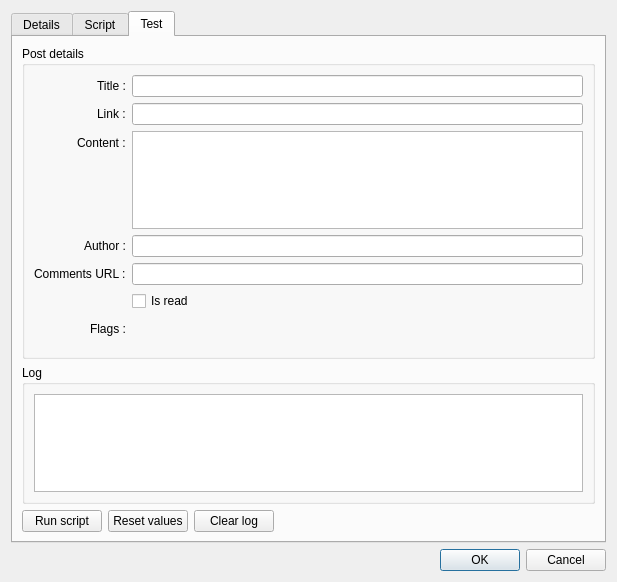
Old version of the form client-desktop/src/dialogs/DialogEditScript.ui in the repository zappatic/ZapFeedReader.
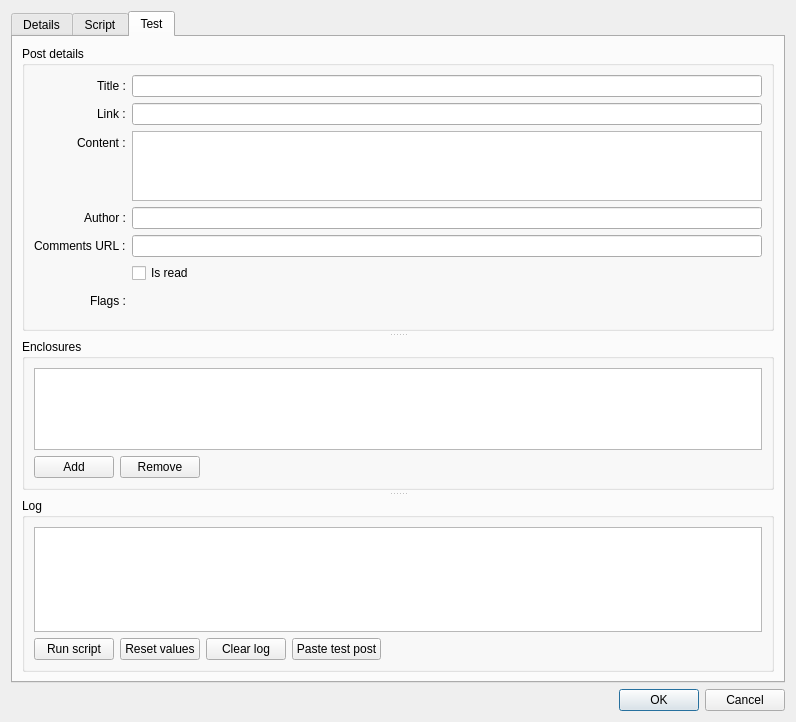
New version of the form. Custom widgets are drawn as their Qt base class.

Commit message: add copy post for test script option visualize dummy post enclosures in test script dialog

```diff
--- a/client-desktop/src/dialogs/DialogEditScript.ui
+++ b/client-desktop/src/dialogs/DialogEditScript.ui
@@ -6,14 +6,14 @@
    <rect>
     <x>0</x>
     <y>0</y>
-    <width>617</width>
-    <height>582</height>
+    <width>796</width>
+    <height>722</height>
    </rect>
   </property>
   <property name="minimumSize">
    <size>
     <width>500</width>
-    <height>500</height>
+    <height>722</height>
    </size>
   </property>
   <property name="windowTitle">
@@ -184,8 +184,28 @@
       <attribute name="title">
        <string>Test</string>
       </attribute>
-      <layout class="QVBoxLayout" name="verticalLayout_6">
+      <layout class="QVBoxLayout" name="verticalLayout_8">
        <item>
+        <widget class="QSplitter" name="splitterLogAndPostDetailsEnclosures">
+         <property name="orientation">
+          <enum>Qt::Vertical</enum>
+         </property>
+         <property name="handleWidth">
+          <number>8</number>
+         </property>
+         <property name="childrenCollapsible">
+          <bool>false</bool>
+         </property>
+         <widget class="QSplitter" name="splitterPostDetailsAndEnclosures">
+          <property name="orientation">
+           <enum>Qt::Vertical</enum>
+          </property>
+          <property name="handleWidth">
+           <number>8</number>
+          </property>
+          <property name="childrenCollapsible">
+           <bool>false</bool>
+          </property>
         <widget class="QGroupBox" name="groupBoxPost">
          <property name="title">
           <string>Post details</string>
@@ -358,7 +378,78 @@
           </item>
          </layout>
         </widget>
-       </item>
+          <widget class="QGroupBox" name="groupBoxPostEnclosures">
+           <property name="title">
+            <string>Enclosures</string>
+           </property>
+           <layout class="QVBoxLayout" name="verticalLayout_10">
+            <item>
+             <widget class="ZapFR::Client::TableViewPaletteCorrected" name="tableViewTestEnclosures">
+              <property name="editTriggers">
+               <set>QAbstractItemView::NoEditTriggers</set>
+              </property>
+              <property name="showDropIndicator" stdset="0">
+               <bool>false</bool>
+              </property>
+              <property name="alternatingRowColors">
+               <bool>true</bool>
+              </property>
+              <property name="selectionMode">
+               <enum>QAbstractItemView::SingleSelection</enum>
+              </property>
+              <property name="selectionBehavior">
+               <enum>QAbstractItemView::SelectRows</enum>
+              </property>
+              <property name="gridStyle">
+               <enum>Qt::DotLine</enum>
+              </property>
+              <attribute name="horizontalHeaderHighlightSections">
+               <bool>false</bool>
+              </attribute>
+              <attribute name="verticalHeaderVisible">
+               <bool>false</bool>
+              </attribute>
+              <attribute name="verticalHeaderHighlightSections">
+               <bool>false</bool>
+              </attribute>
+             </widget>
+            </item>
+            <item>
+             <layout class="QHBoxLayout" name="horizontalLayout_3">
+              <item>
+               <widget class="QPushButton" name="pushButtonAddTestEnclosure">
+                <property name="text">
+                 <string>Add</string>
+                </property>
+               </widget>
+              </item>
+              <item>
+               <widget class="QPushButton" name="pushButtonRemoveTestEnclosure">
+                <property name="text">
+                 <string>Remove</string>
+                </property>
+               </widget>
+              </item>
+              <item>
+               <spacer name="horizontalSpacer_3">
+                <property name="orientation">
+                 <enum>Qt::Horizontal</enum>
+                </property>
+                <property name="sizeHint" stdset="0">
+                 <size>
+                  <width>40</width>
+                  <height>20</height>
+                 </size>
+                </property>
+               </spacer>
+              </item>
+             </layout>
+            </item>
+           </layout>
+          </widget>
+         </widget>
+         <widget class="QWidget" name="verticalLayoutWidget">
+          <layout class="QVBoxLayout" name="verticalLayout_6">
        <item>
         <widget class="QGroupBox" name="groupBoxLog">
          <property name="title">
@@ -378,9 +469,6 @@
             </property>
            </widget>
           </item>
-         </layout>
-        </widget>
-       </item>
        <item>
         <layout class="QHBoxLayout" name="horizontalLayout">
          <item>
@@ -404,6 +492,13 @@
            </property>
           </widget>
          </item>
+                <item>
+                 <widget class="QPushButton" name="pushButtonPasteTestPost">
+                  <property name="text">
+                   <string>Paste test post</string>
+                  </property>
+                 </widget>
+                </item>
          <item>
           <spacer name="horizontalSpacer_2">
            <property name="orientation">
@@ -421,6 +516,13 @@
        </item>
       </layout>
      </widget>
+           </item>
+          </layout>
+         </widget>
+        </widget>
+       </item>
+      </layout>
+     </widget>
     </widget>
    </item>
    <item>
@@ -453,6 +555,11 @@
    <header>widgets/FrameFlagFilters.h</header>
    <container>1</container>
   </customwidget>
+  <customwidget>
+   <class>ZapFR::Client::TableViewPaletteCorrected</class>
+   <extends>QTableView</extends>
+   <header>widgets/TableViewPaletteCorrected.h</header>
+  </customwidget>
  </customwidgets>
  <tabstops>
   <tabstop>tabWidget</tabstop>
```
Left out of the diff: 1 changed line with no effect on the pictures. Lines whose indentation alone changed are shown as unchanged. The commit also changes 19 other files.
